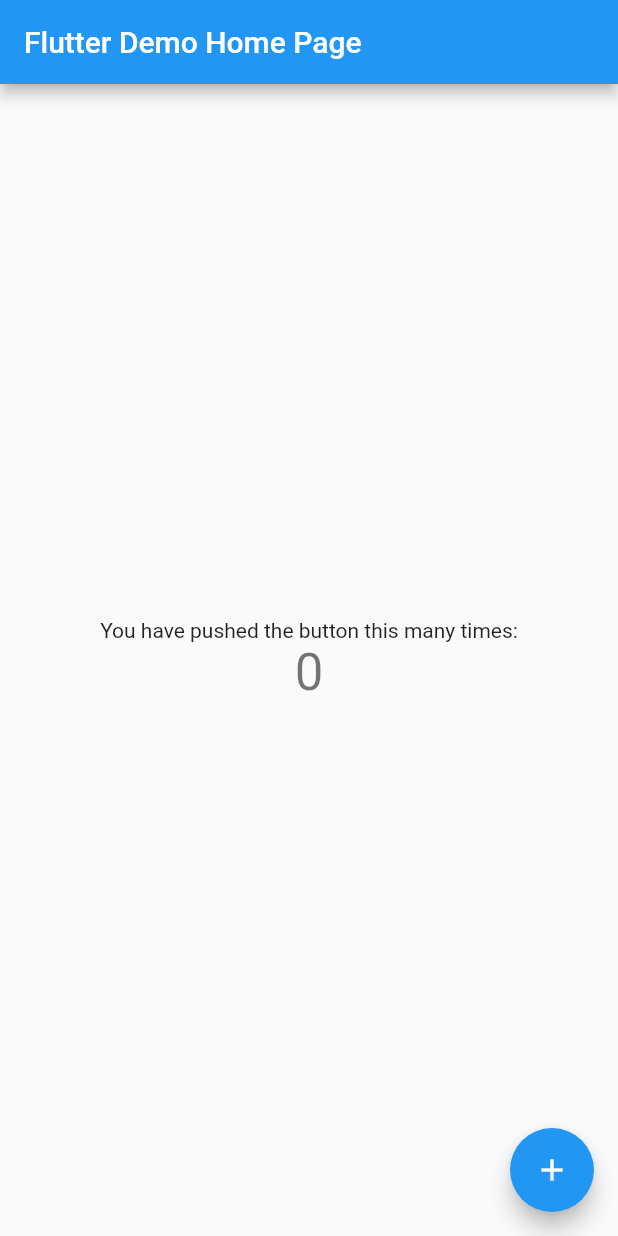
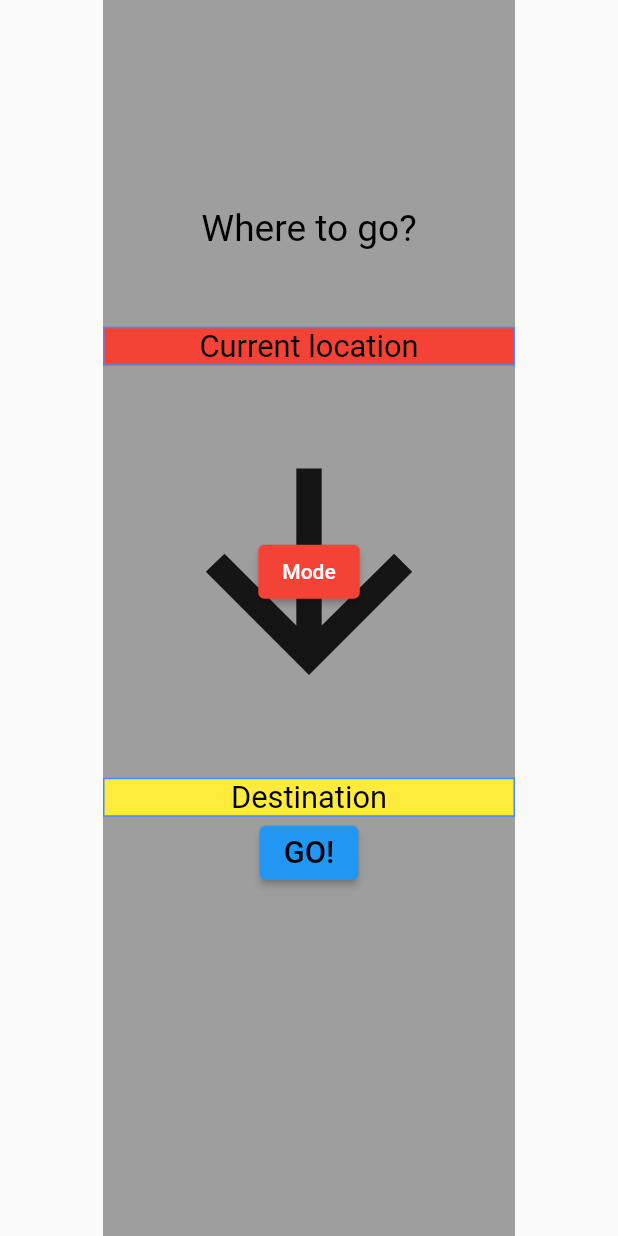
Before and after one commit to phantomcorn/Time_Constrain, a Flutter app: the screen it shows after launch, on a phone screen of 412 x 824 dp. Run offline on Flutter 3.47's test engine with Material 2 defaults, Android fonts, the phone set to English and light mode, and no system bars; our stand-ins replace flutter_map, latlong2.

Commit message:
prototypeof main page

```diff
--- a/lib/main.dart
+++ b/lib/main.dart
@@ -1,4 +1,7 @@
+
+import "package:latlong2/latlong.dart";
 import 'package:flutter/material.dart';
+import 'package:flutter_map/flutter_map.dart';
 
 void main() {
   runApp(MyApp());
@@ -11,33 +14,15 @@ class MyApp extends StatelessWidget {
     return MaterialApp(
       title: 'Flutter Demo',
       theme: ThemeData(
-        // This is the theme of your application.
-        //
-        // Try running your application with "flutter run". You'll see the
-        // application has a blue toolbar. Then, without quitting the app, try
-        // changing the primarySwatch below to Colors.green and then invoke
-        // "hot reload" (press "r" in the console where you ran "flutter run",
-        // or simply save your changes to "hot reload" in a Flutter IDE).
-        // Notice that the counter didn't reset back to zero; the application
-        // is not restarted.
         primarySwatch: Colors.blue,
       ),
-      home: MyHomePage(title: 'Flutter Demo Home Page'),
+      home: MyHomePage(title: 'Time Constraint'),
     );
   }
 }
 
 class MyHomePage extends StatefulWidget {
   MyHomePage({Key? key, required this.title}) : super(key: key);
-
-  // This widget is the home page of your application. It is stateful, meaning
-  // that it has a State object (defined below) that contains fields that affect
-  // how it looks.
-
-  // This class is the configuration for the state. It holds the values (in this
-  // case the title) provided by the parent (in this case the App widget) and
-  // used by the build method of the State. Fields in a Widget subclass are
-  // always marked "final".
 
   final String title;
 
@@ -46,68 +31,246 @@ class MyHomePage extends StatefulWidget {
 }
 
 class _MyHomePageState extends State<MyHomePage> {
-  int _counter = 0;
 
-  void _incrementCounter() {
-    setState(() {
-      // This call to setState tells the Flutter framework that something has
-      // changed in this State, which causes it to rerun the build method below
-      // so that the display can reflect the updated values. If we changed
-      // _counter without calling setState(), then the build method would not be
-      // called again, and so nothing would appear to happen.
-      _counter++;
-    });
+  Widget main() {
+    final double width = MediaQuery.of(context).size.width;
+    final double height = MediaQuery.of(context).size.height;
+    return SafeArea(
+        child : Scaffold (
+            body: Center(
+                child: Container(
+                  color: Colors.grey,
+                  child: Column(
+                    children: [
+                      Container(
+                        margin: EdgeInsets.only(top : height / 6 , bottom : width / 8),
+                        child: Text("Where to go?",
+                            style: TextStyle(
+                                fontSize: width * 0.06,
+                                color: Colors.black
+                            )
+                        ),
+                      ),
+                      Container(
+                          width: width / 1.5,
+                          child: Align(alignment: Alignment.center,
+                              child: Text("Current location",
+                                  style: TextStyle(
+                                      fontSize: width * 0.05,
+                                      color: Colors.black
+                                  )
+                              )
+                          ),
+                          decoration: BoxDecoration(
+                              color: Colors.red,
+                              border: Border.all(
+                                  color: Colors.blueAccent
+                              )
+                          )
+                      ),
+                      Icon(
+                        Icons.arrow_downward,
+                        size: width * 0.5,
+                      ),
+                      Container(
+                          width: width / 1.5,
+                          child: Align(alignment: Alignment.center,
+                              child: Text("Destination",
+                                  style: TextStyle(
+                                      fontSize: width * 0.05,
+                                      color: Colors.black
+                                  )
+                              )
+                          ),
+                          decoration: BoxDecoration(
+                              color: Colors.blue,
+                              border: Border.all(
+                                  color: Colors.blueAccent
+                              )
+                          )
+                      ),
+                      ElevatedButton(
+                          onPressed: () {
+                            Map();
+                          },
+                          child: Text("GO!",
+                              style: TextStyle(
+                                  fontSize: width * 0.05,
+                                  color: Colors.black
+                              )
+                          )
+                      )
+                    ],
+                    mainAxisAlignment: MainAxisAlignment.start,
+                  ),
+                )
+            )
+        )
+    );
+  }
+
+  /*
+  Widget mode() {
+    final double width = MediaQuery.of(context).size.width;
+    final double height = MediaQuery.of(context).size.height;
+    return SafeArea(
+        child: Scaffold(
+          body: Center(
+            child: ,
+          )
+        )
+    );
+  }
+   */
+
+  @override
+  Widget build(BuildContext context) {
+    final double width = MediaQuery.of(context).size.width;
+    final double height = MediaQuery.of(context).size.height;
+    return SafeArea(
+        child : Scaffold (
+            body: Center(
+                child: Container(
+                  color: Colors.grey,
+                  child: Column(
+                    children: [
+                      Container(
+                        margin: EdgeInsets.only(top : height / 6 , bottom : width / 8),
+                        child: Text("Where to go?",
+                            style: TextStyle(
+                                fontSize: width * 0.06,
+                                color: Colors.black
+                            )
+                        ),
+                      ),
+                      Container(
+                          width: width / 1.5,
+                          child: Align(alignment: Alignment.center,
+                              child: Text("Current location",
+                                  style: TextStyle(
+                                      fontSize: width * 0.05,
+                                      color: Colors.black
+                                  )
+                              )
+                          ),
+                          decoration: BoxDecoration(
+                              color: Colors.red,
+                              border: Border.all(
+                                  color: Colors.blueAccent
+                              )
+                          )
+                      ),
+                      Container(
+                        width: width * 0.5,
+                        height:  height / 3,
+                        child: Stack(
+                          children: [
+                            Container(
+                                alignment: Alignment.center,
+                                child: Icon(
+                                  Icons.arrow_downward,
+                                  size: width * 0.5,
+                                )
+                            ),
+                            Align(
+                              alignment: Alignment.center,
+                              child: ElevatedButton(
+                                onPressed: () {
+                                },
+                                child: Text("Mode"),
+                                style: ElevatedButton.styleFrom(
+                                  primary: Colors.red
+                                ),
+                              )
+                            )
+                          ],
+                        ),
+                      ),
+                      Container(
+                          width: width / 1.5,
+                          child: Align(alignment: Alignment.center,
+                              child: Text("Destination",
+                                  style: TextStyle(
+                                      fontSize: width * 0.05,
+                                      color: Colors.black
+                                  )
+                              )
+                          ),
+                          decoration: BoxDecoration(
+                              color: Colors.yellow,
+                              border: Border.all(
+                                  color: Colors.blueAccent
+                              )
+                          )
+                      ),
+                      ElevatedButton(
+                          onPressed: () {
+                            Map();
+                          },
+                          child: Text("GO!",
+                              style: TextStyle(
+                                  fontSize: width * 0.05,
+                                  color: Colors.black
+                              )
+                          )
+                      )
+                    ],
+                    mainAxisAlignment: MainAxisAlignment.start,
+                  ),
+                )
+            )
+        )
+    );
+  }
+  }
+
+
+
+class Map extends StatefulWidget {
+
+  @override
+  State<Map> createState() => _MapState();
+
+}
+
+class _MapState extends State<Map> {
+
+  late MapController controller;
+
+  @override
+  void initState() {
+    controller = MapController();
+    super.initState();
   }
 
   @override
   Widget build(BuildContext context) {
-    // This method is rerun every time setState is called, for instance as done
-    // by the _incrementCounter method above.
-    //
-    // The Flutter framework has been optimized to make rerunning build methods
-    // fast, so that you can just rebuild anything that needs updating rather
-    // than having to individually change instances of widgets.
-    return Scaffold(
-      appBar: AppBar(
-        // Here we take the value from the MyHomePage object that was created by
-        // the App.build method, and use it to set our appbar title.
-        title: Text(widget.title),
+    return FlutterMap(
+      mapController: controller,
+      options: MapOptions(
+        center: LatLng(51.5, -0.09),
+        zoom: 13.0,
       ),
-      body: Center(
-        // Center is a layout widget. It takes a single child and positions it
-        // in the middle of the parent.
-        child: Column(
-          // Column is also a layout widget. It takes a list of children and
-          // arranges them vertically. By default, it sizes itself to fit its
-          // children horizontally, and tries to be as tall as its parent.
-          //
-          // Invoke "debug painting" (press "p" in the console, choose the
-          // "Toggle Debug Paint" action from the Flutter Inspector in Android
-          // Studio, or the "Toggle Debug Paint" command in Visual Studio Code)
-          // to see the wireframe for each widget.
-          //
-          // Column has various properties to control how it sizes itself and
-          // how it positions its children. Here we use mainAxisAlignment to
-          // center the children vertically; the main axis here is the vertical
-          // axis because Columns are vertical (the cross axis would be
-          // horizontal).
-          mainAxisAlignment: MainAxisAlignment.center,
-          children: <Widget>[
-            Text(
-              'You have pushed the button this many times:',
-            ),
-            Text(
-              '$_counter',
-              style: Theme.of(context).textTheme.headline4,
+      layers: [
+        TileLayerOptions(
+          urlTemplate: "https://{s}.tile.openstreetmap.org/{z}/{x}/{y}.png",
+          subdomains: ['a', 'b', 'c']
+        ),
+        MarkerLayerOptions(
+          markers: [
+            Marker(
+              width: 80.0,
+              height: 80.0,
+              point: LatLng(51.5, -0.09),
+              builder: (ctx) =>
+                Container(
+                  child: FlutterLogo(),
+                ),
             ),
           ],
-        ),
-      ),
-      floatingActionButton: FloatingActionButton(
-        onPressed: _incrementCounter,
-        tooltip: 'Increment',
-        child: Icon(Icons.add),
-      ), // This trailing comma makes auto-formatting nicer for build methods.
+        )
+      ]
     );
   }
+
 }
```
